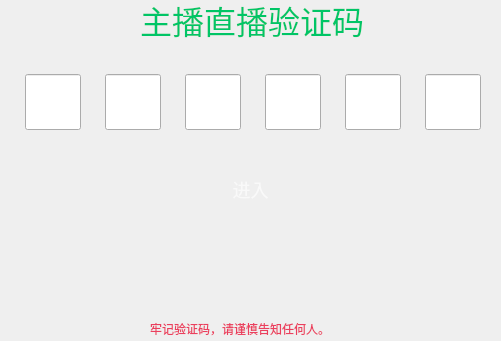
This is UI/gbs/bizWidgets/GBSBizLivePusherAuth.ui in huangjingpei/myobs as Qt 5 draws it before an edit. The edited form follows.
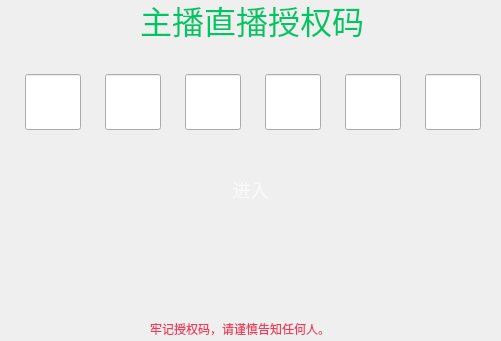
This is the edited form.

What changed in the file:
```diff
--- a/UI/gbs/bizWidgets/GBSBizLivePusherAuth.ui
+++ b/UI/gbs/bizWidgets/GBSBizLivePusherAuth.ui
@@ -37,7 +37,7 @@
 </string>
     </property>
     <property name="text">
-     <string>牢记验证码，请谨慎告知任何人。</string>
+     <string>牢记授权码，请谨慎告知任何人。</string>
     </property>
    </widget>
    <widget class="QLineEdit" name="lePassword2">
@@ -131,7 +131,7 @@
 </string>
     </property>
     <property name="text">
-     <string>主播直播验证码</string>
+     <string>主播直播授权码</string>
     </property>
    </widget>
    <widget class="QLineEdit" name="lePassword0">
```
